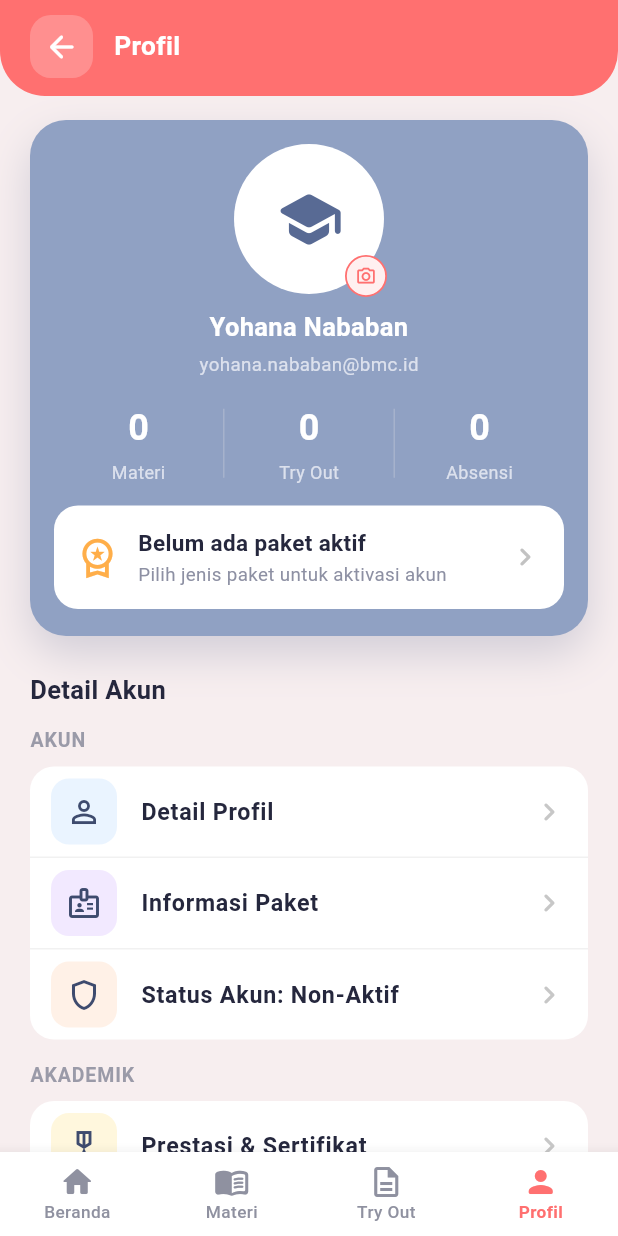
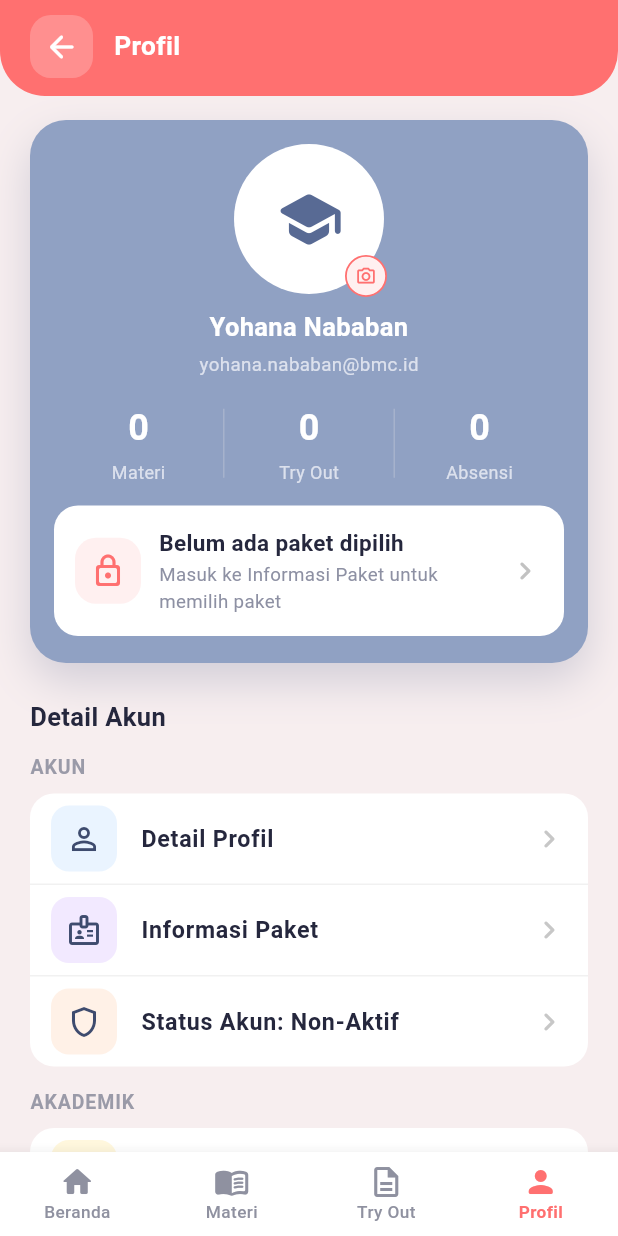
Before and after one commit to ramadhani1s/bmcgoapp, a Flutter app: the DashboardScreen screen opened by its route, item 4 of the bottom bar chosen, on a phone screen of 412 x 824 dp. Run offline on Flutter 3.47's test engine with Material 3 defaults, Android fonts, the phone set to English and light mode, and no system bars; our stand-ins replace shared_preferences; missing offline and left inert: midtrans_sdk; accounts and stored records are empty.

Commit message:
update profil

```diff
--- a/frontend_mobile_bmc/lib/screens/home/dashboard_screen.dart
+++ b/frontend_mobile_bmc/lib/screens/home/dashboard_screen.dart
@@ -699,10 +699,18 @@ class _DashboardScreenState extends State<DashboardScreen> {
                         ),
                         child: Row(
                           children: [
-                            const Icon(
-                              Icons.workspace_premium_outlined,
-                              color: Color(0xFFFFAE49),
-                              size: 30,
+                            Container(
+                              width: 44,
+                              height: 44,
+                              decoration: BoxDecoration(
+                                color: const Color(0xFFFFF0F0),
+                                borderRadius: BorderRadius.circular(14),
+                              ),
+                              child: const Icon(
+                                Icons.lock_outline_rounded,
+                                color: _accent,
+                                size: 24,
+                              ),
                             ),
                             const SizedBox(width: 12),
                             const Expanded(
@@ -710,7 +718,7 @@ class _DashboardScreenState extends State<DashboardScreen> {
                                 crossAxisAlignment: CrossAxisAlignment.start,
                                 children: [
                                   Text(
-                                    'Belum ada paket aktif',
+                                    'Belum ada paket dipilih',
                                     style: TextStyle(
                                       color: _textPrimary,
                                       fontSize: 15,
@@ -719,7 +727,7 @@ class _DashboardScreenState extends State<DashboardScreen> {
                                   ),
                                   SizedBox(height: 2),
                                   Text(
-                                    'Pilih jenis paket untuk aktivasi akun',
+                                    'Masuk ke Informasi Paket untuk memilih paket',
                                     style: TextStyle(
                                       color: _textMuted,
                                       fontSize: 12.5,
@@ -761,7 +769,9 @@ class _DashboardScreenState extends State<DashboardScreen> {
                       icon: Icons.badge_outlined,
                       title: 'Informasi Paket',
                       color: const Color(0xFFF2E9FF),
-                      onTap: () {},
+                      onTap: () {
+                        Navigator.of(context).pushNamed('/package');
+                      },
                     ),
                     _ProfileTile(
                       icon: Icons.shield_outlined,
@@ -808,7 +818,9 @@ class _DashboardScreenState extends State<DashboardScreen> {
                   width: double.infinity,
                   child: OutlinedButton.icon(
                     onPressed: () {
-                      Navigator.of(context).pushNamed('/package');
+                      Navigator.of(
+                        context,
+                      ).pushNamedAndRemoveUntil('/login', (route) => false);
                     },
                     style: OutlinedButton.styleFrom(
                       side: const BorderSide(color: _accent),
@@ -818,9 +830,9 @@ class _DashboardScreenState extends State<DashboardScreen> {
                       ),
                       padding: const EdgeInsets.symmetric(vertical: 13),
                     ),
-                    icon: const Icon(Icons.credit_card_rounded),
+                    icon: const Icon(Icons.logout_rounded),
                     label: const Text(
-                      'Lihat / Pilih Jenis Paket Bimbel',
+                      'Keluar dari Akun',
                       style: TextStyle(
                         fontWeight: FontWeight.w700,
                         fontSize: 13.5,
```
